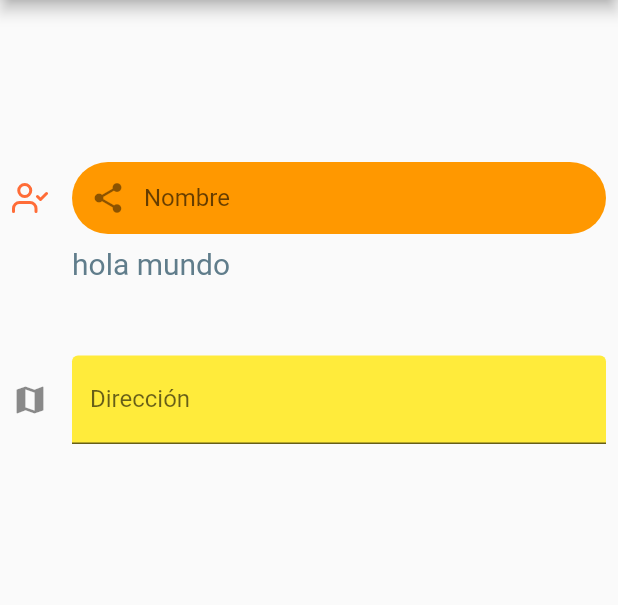
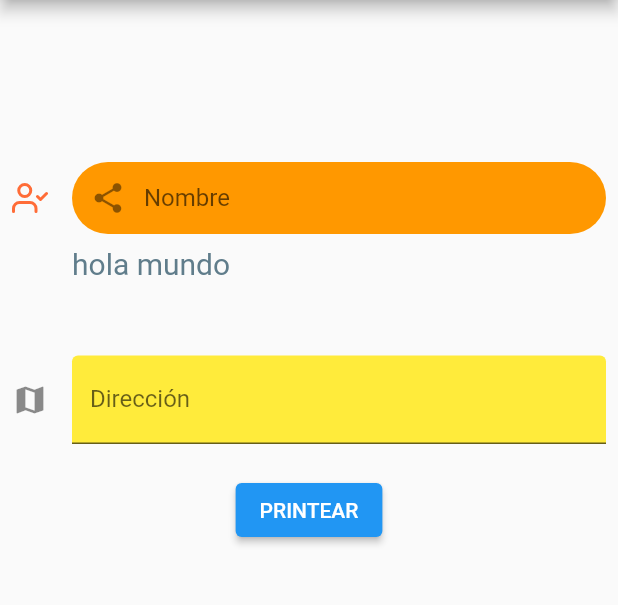
Before and after one commit to fr4nsgallegos/recetasapp, a Flutter app: the screen it shows after launch, on a phone screen of 412 x 824 dp, the part 84-689 px from its top. Run offline on Flutter 3.47's test engine with Material 2 defaults, Android fonts, the phone set to English and light mode, and no system bars; our stand-ins replace flutter_svg, google_fonts; Roboto replaces fonts that are missing (Arima).

```diff
--- a/lib/pages/home_page.dart
+++ b/lib/pages/home_page.dart
@@ -8,7 +8,9 @@ class HomePage extends StatefulWidget {
 }
 
 class _HomePageState extends State<HomePage> {
-  int notas = 0;
+  TextEditingController nombreController = TextEditingController();
+  TextEditingController direccionController = TextEditingController();
+
   @override
   Widget build(BuildContext context) {
     return SafeArea(
@@ -32,6 +34,11 @@ class _HomePageState extends State<HomePage> {
                   height: 100,
                 ),
                 TextField(
+                  controller: nombreController,
+                  // onChanged: (String value) {
+                  //   print(nombreController.text);
+                  // },
+
                   //PROPIEDADES DEL CURSOS
                   cursorColor: Colors.black,
                   cursorHeight: 10,
@@ -90,6 +97,7 @@ class _HomePageState extends State<HomePage> {
                   height: 50,
                 ),
                 TextField(
+                  controller: direccionController,
                   // enabled: false,//deshabilita el text field
                   decoration: InputDecoration(
                     hintText: "Ingrese la dirección de la institución",
@@ -99,6 +107,15 @@ class _HomePageState extends State<HomePage> {
                     fillColor: Colors.yellow,
                   ),
                 ),
+                SizedBox(
+                  height: 20,
+                ),
+                ElevatedButton(
+                    onPressed: () {
+                      print(direccionController.text);
+                      print(nombreController.text);
+                    },
+                    child: Text("PRINTEAR"))
               ],
             ),
           ),
```
